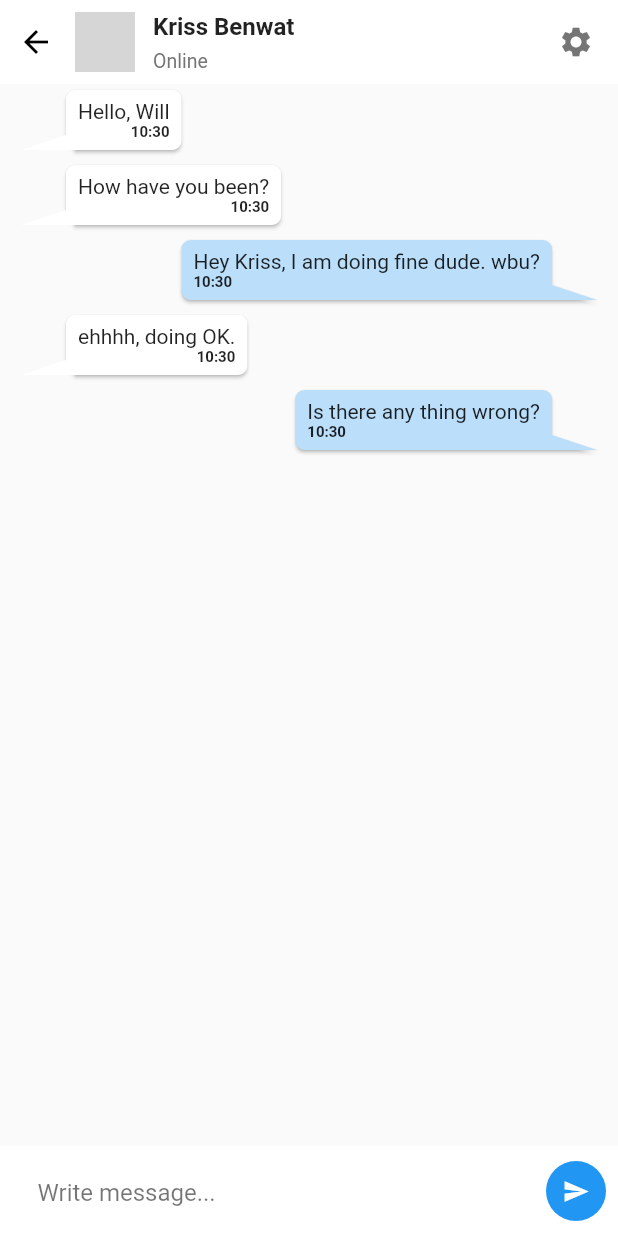
After one commit to razdob15/PiranhaApp, a Flutter app: the SinglePageChat screen opened directly, on a phone screen of 412 x 824 dp. The commit adds this screen. Run offline on Flutter 3.47's test engine with Material 2 defaults, Android fonts, the phone set to English and light mode, and no system bars; drawn by our look-alikes of bubble; network calls fail; grey boxes are pictures that could not be loaded.

Commit message:
feat(chatScreen): added screen

```diff
--- /dev/null
+++ b/lib/screens/singlePageChat.dart
@@ -0,0 +1,145 @@
+import 'package:flutter/material.dart';
+import 'package:piranhaapp/widgets/message.dart';
+
+class SinglePageChat extends StatefulWidget {
+  const SinglePageChat({Key? key}) : super(key: key);
+
+  @override
+  _SinglePageChatState createState() => _SinglePageChatState();
+}
+
+class _SinglePageChatState extends State<SinglePageChat> {
+  List<Message> messages = [
+    Message(text: "Hello, Will", time: DateTime.now(), isCurrUser: false),
+    Message(text: "How have you been?", time: DateTime.now(), isCurrUser: false),
+    Message(
+        text: "Hey Kriss, I am doing fine dude. wbu?",
+        time: DateTime.now(),
+        isCurrUser: true),
+    Message(text: "ehhhh, doing OK.", time: DateTime.now(), isCurrUser: false),
+    Message(
+        text: "Is there any thing wrong?",
+        time: DateTime.now(),
+        isCurrUser: true),
+  ];
+
+  @override
+  Widget build(BuildContext context) {
+    return Scaffold(
+      appBar: AppBar(
+        elevation: 0,
+        automaticallyImplyLeading: false,
+        backgroundColor: Colors.white,
+        flexibleSpace: SafeArea(
+          child: Container(
+            padding: EdgeInsets.only(right: 16),
+            child: Row(
+              children: <Widget>[
+                IconButton(
+                  onPressed: () {
+                    Navigator.pop(context);
+                  },
+                  icon: const Icon(
+                    Icons.arrow_back,
+                    color: Colors.black,
+                  ),
+                ),
+                const SizedBox(
+                  width: 2,
+                ),
+                const CircleAvatar(
+                  backgroundImage: NetworkImage(
+                      "https://randomuser.me/api/portraits/men/5.jpg"),
+                  maxRadius: 20,
+                ),
+                const SizedBox(
+                  width: 12,
+                ),
+                Expanded(
+                  child: Column(
+                    crossAxisAlignment: CrossAxisAlignment.start,
+                    mainAxisAlignment: MainAxisAlignment.center,
+                    children: <Widget>[
+                      const Text(
+                        "Kriss Benwat",
+                        style: TextStyle(
+                            fontSize: 16, fontWeight: FontWeight.w600),
+                      ),
+                      const SizedBox(
+                        height: 6,
+                      ),
+                      Text(
+                        "Online",
+                        style: TextStyle(
+                            color: Colors.grey.shade600, fontSize: 13),
+                      ),
+                    ],
+                  ),
+                ),
+                const Icon(
+                  Icons.settings,
+                  color: Colors.black54,
+                ),
+              ],
+            ),
+          ),
+        ),
+      ),
+      body: Stack(
+        children: <Widget>[
+          ListView.builder(
+            itemCount: messages.length,
+            shrinkWrap: true,
+            itemBuilder: (context, index) {
+              return Row(
+                children: [
+                  Flexible(child: SizedBox(
+                    height: 50,
+                    child: messages[index],
+                  ))
+                ],
+              );
+            },
+          ),
+          Align(
+            alignment: Alignment.bottomLeft,
+            child: Container(
+              padding: EdgeInsets.only(left: 10, bottom: 10, top: 10),
+              height: 60,
+              width: double.infinity,
+              color: Colors.white,
+              child: Row(
+                children: <Widget>[
+                  SizedBox(
+                    width: 15,
+                  ),
+                  Expanded(
+                    child: TextField(
+                      decoration: InputDecoration(
+                          hintText: "Write message...",
+                          hintStyle: TextStyle(color: Colors.black54),
+                          border: InputBorder.none),
+                    ),
+                  ),
+                  SizedBox(
+                    width: 15,
+                  ),
+                  FloatingActionButton(
+                    onPressed: () {},
+                    child: Icon(
+                      Icons.send,
+                      color: Colors.white,
+                      size: 18,
+                    ),
+                    backgroundColor: Colors.blue,
+                    elevation: 0,
+                  ),
+                ],
+              ),
+            ),
+          ),
+        ],
+      ),
+    );
+  }
+}
--- a/lib/widgets/message.dart
+++ b/lib/widgets/message.dart
@@ -14,9 +14,9 @@ class Message extends StatelessWidget {
     return Scaffold(
       body: Container(
         padding:
-            const EdgeInsets.only(left: 14, right: 14, top: 10, bottom: 10),
+            const EdgeInsets.only(left: 14, right: 14, top: 2, bottom: 2),
         child: Bubble(
-          margin: const BubbleEdges.only(top: 10),
+          margin: const BubbleEdges.only(top: 2),
           alignment: isCurrUser ? Alignment.topRight : Alignment.topLeft,
           nipWidth: 30,
           nipHeight: 10,
```
